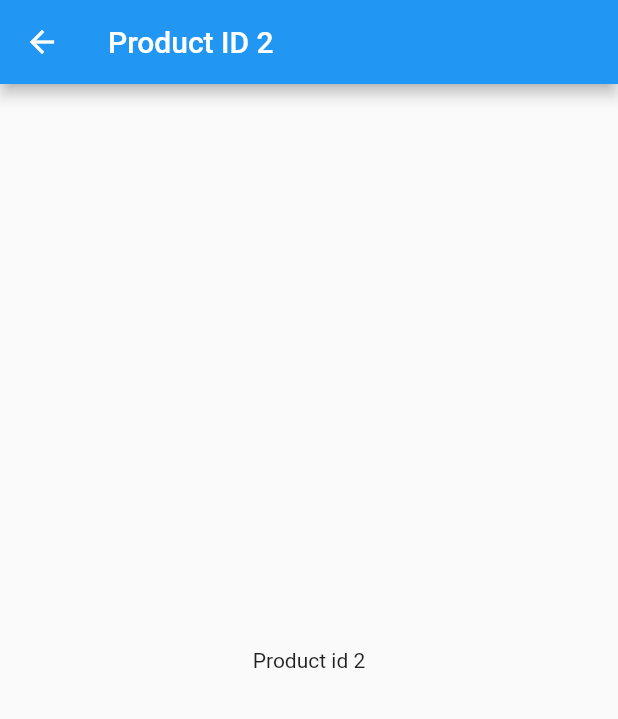
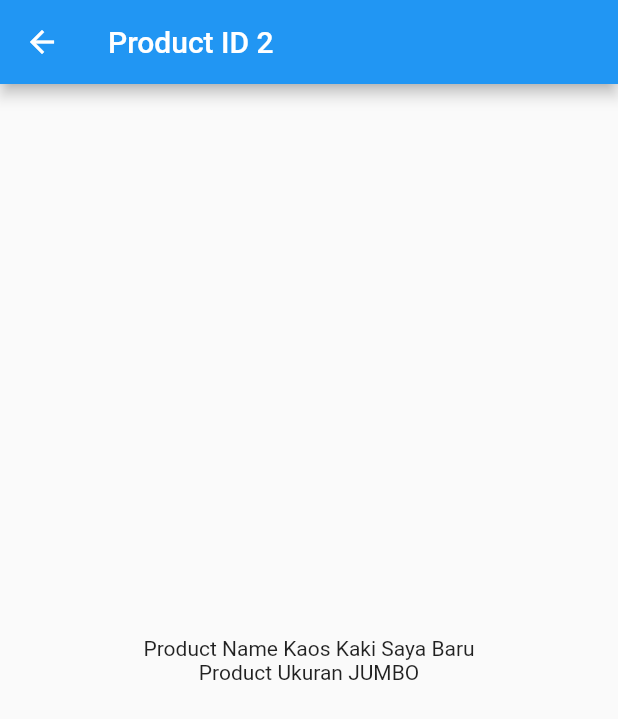
Before and after one commit to anangfatkur/routemanage-getx, a Flutter app: the ProductPage screen opened by its route, after a tap on "Product 2", on a phone screen of 412 x 824 dp. Shown: the top 719 px of the screen. Run offline on Flutter 3.47's test engine with Material 2 defaults, Android fonts, the phone set to English and light mode, and no system bars; our stand-ins replace get.

Commit message:
penggunaan dynamic url mengambil data pada parameter di getx

```diff
--- a/lib/pages/detail_product.dart
+++ b/lib/pages/detail_product.dart
@@ -9,13 +9,14 @@ class DetailProduct extends StatelessWidget {
   Widget build(BuildContext context) {
     return Scaffold(
       appBar: AppBar(
-        title: Text("Product ID ${Get.arguments}"),
+        title: Text("Product ID ${Get.parameters['id']}"),
       ),
       body: Center(
         child: Column(
           mainAxisAlignment: MainAxisAlignment.center,
           children: [
-            Text("Product id ${Get.arguments}"),
+            Text("Product Name ${Get.parameters['name']}"),
+            Text("Product Ukuran ${Get.parameters['ukuran']}"),
           ],
         ),
       ),
--- a/lib/pages/product_page.dart
+++ b/lib/pages/product_page.dart
@@ -16,20 +16,20 @@ class ProductPage extends StatelessWidget {
           mainAxisAlignment: MainAxisAlignment.center,
           children: [
             ElevatedButton(
-              onPressed: () =>
-                  Get.toNamed(RouteName.detailproduct, arguments: 1),
+              onPressed: () => Get.toNamed(
+                  RouteName.detailproduct + '/1?name=Jaket&ukuran=XL'),
               child: Text("Product 1"),
             ),
             SizedBox(height: 10),
             ElevatedButton(
-              onPressed: () =>
-                  Get.toNamed(RouteName.detailproduct, arguments: 2),
+              onPressed: () => Get.toNamed(RouteName.detailproduct +
+                  '/2?name=Kaos Kaki Saya Baru&ukuran=JUMBO'),
               child: Text("Product 2"),
             ),
             SizedBox(height: 10),
             ElevatedButton(
-              onPressed: () =>
-                  Get.toNamed(RouteName.detailproduct, arguments: 3),
+              onPressed: () => Get.toNamed(
+                  RouteName.detailproduct + '/2?name=Sendal Baru&ukuran=42'),
               child: Text("Product 3"),
             ),
           ],
--- a/lib/routes/page_routes.dart
+++ b/lib/routes/page_routes.dart
@@ -1,8 +1,8 @@
 import 'package:get/get.dart';
-import 'package:routemanage_getx/pages/detail_product.dart';
-import 'package:routemanage_getx/pages/home_page.dart';
-import 'package:routemanage_getx/pages/product_page.dart';
-import 'package:routemanage_getx/routes/name_routes.dart';
+import '../pages/detail_product.dart';
+import '../pages/home_page.dart';
+import '../pages/product_page.dart';
+import '../routes/name_routes.dart';
 import '../pages/pagesatu.dart';
 import '../pages/pagedua.dart';
 import '../pages/pagetiga.dart';
@@ -40,7 +40,7 @@ class AppPage {
       page: () => ProductPage(),
     ),
     GetPage(
-      name: RouteName.detailproduct,
+      name: RouteName.detailproduct + '/:id?',
       page: () => DetailProduct(),
     ),
   ];
```
